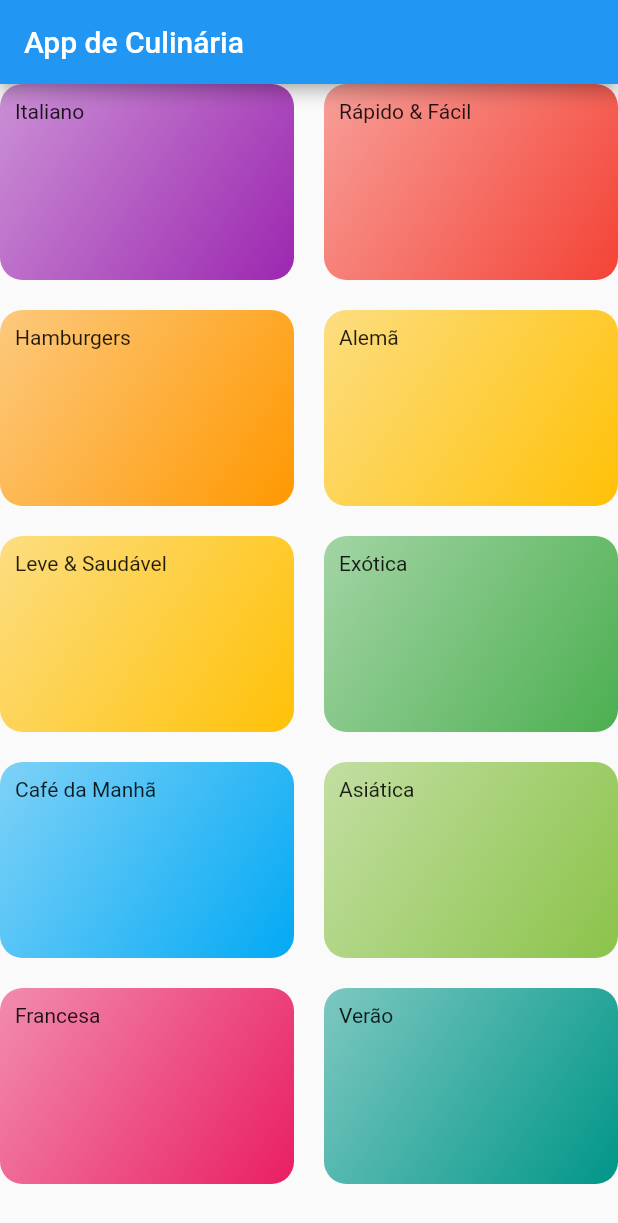
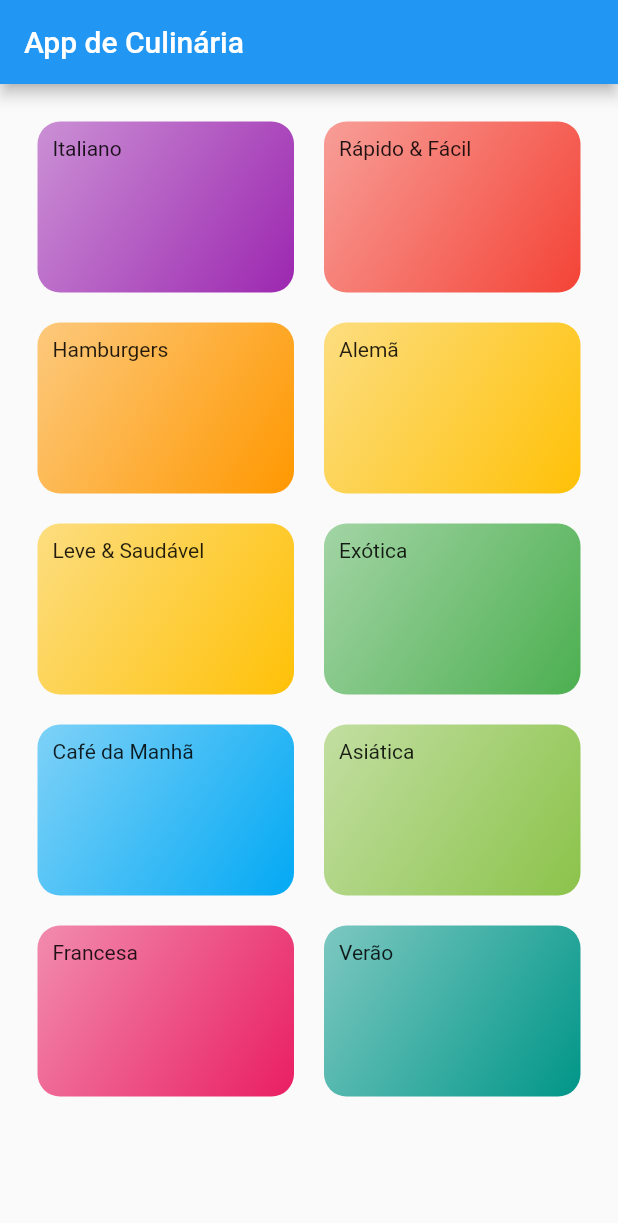
Before and after one commit to fvieir/Flutter-AppCulinaria, a Flutter app: the screen it shows after launch, on a phone screen of 412 x 824 dp. Shown: the top 1223 px of the screen. Run offline on Flutter 3.47's test engine with Material 2 defaults, Android fonts, the phone set to English and light mode, and no system bars.

```diff
--- a/lib/screens/categories_screens.dart
+++ b/lib/screens/categories_screens.dart
@@ -12,6 +12,7 @@ class CategoriesScreens extends StatelessWidget {
         title: const Text('App de Culinária'),
       ),
       body: GridView(
+        padding: const EdgeInsets.all(25),
         gridDelegate: const SliverGridDelegateWithMaxCrossAxisExtent(
           maxCrossAxisExtent: 200,
           childAspectRatio: 3 / 2,
```
Also changed, not shown: pubspec.yaml (+19 -10 lines), assets/fonts/Raleway-Black.ttf (added), assets/fonts/Raleway-Bold.ttf (added), assets/fonts/Raleway-Regular.ttf (added), assets/fonts/RobotoCondensed-Bold.ttf (added), assets/fonts/RobotoCondensed-Italic.ttf (added), assets/fonts/RobotoCondensed-Light.ttf (added), assets/fonts/RobotoCondensed-Regular.ttf (added).
